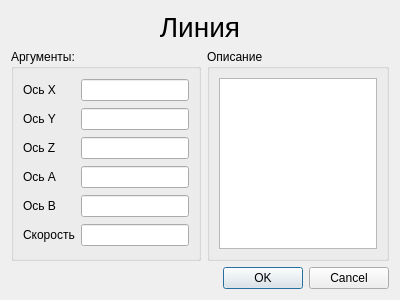
Before: the Qt Designer form KAMEditor/gui/commands/linedialog.ui in Xtail96/SML, drawn with Qt 5.
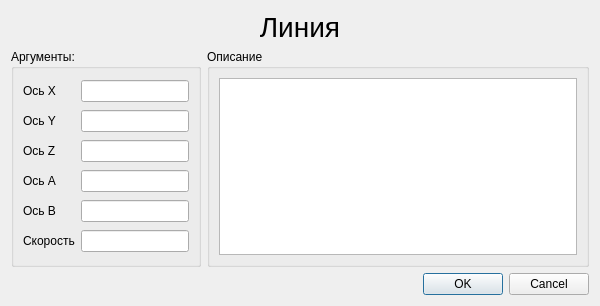
After: the same form once the commit is applied.

The edit to the form file:
```diff
--- a/KAMEditor/gui/commands/linedialog.ui
+++ b/KAMEditor/gui/commands/linedialog.ui
@@ -6,8 +6,8 @@
    <rect>
     <x>0</x>
     <y>0</y>
-    <width>400</width>
-    <height>300</height>
+    <width>600</width>
+    <height>306</height>
    </rect>
   </property>
   <property name="windowTitle">
@@ -67,7 +67,7 @@
    <item row="1" column="0" rowspan="2">
     <widget class="QGroupBox" name="line_arguments_groupBox">
      <property name="sizePolicy">
-      <sizepolicy hsizetype="Preferred" vsizetype="Preferred">
+      <sizepolicy hsizetype="Fixed" vsizetype="Preferred">
        <horstretch>0</horstretch>
        <verstretch>0</verstretch>
       </sizepolicy>
```
